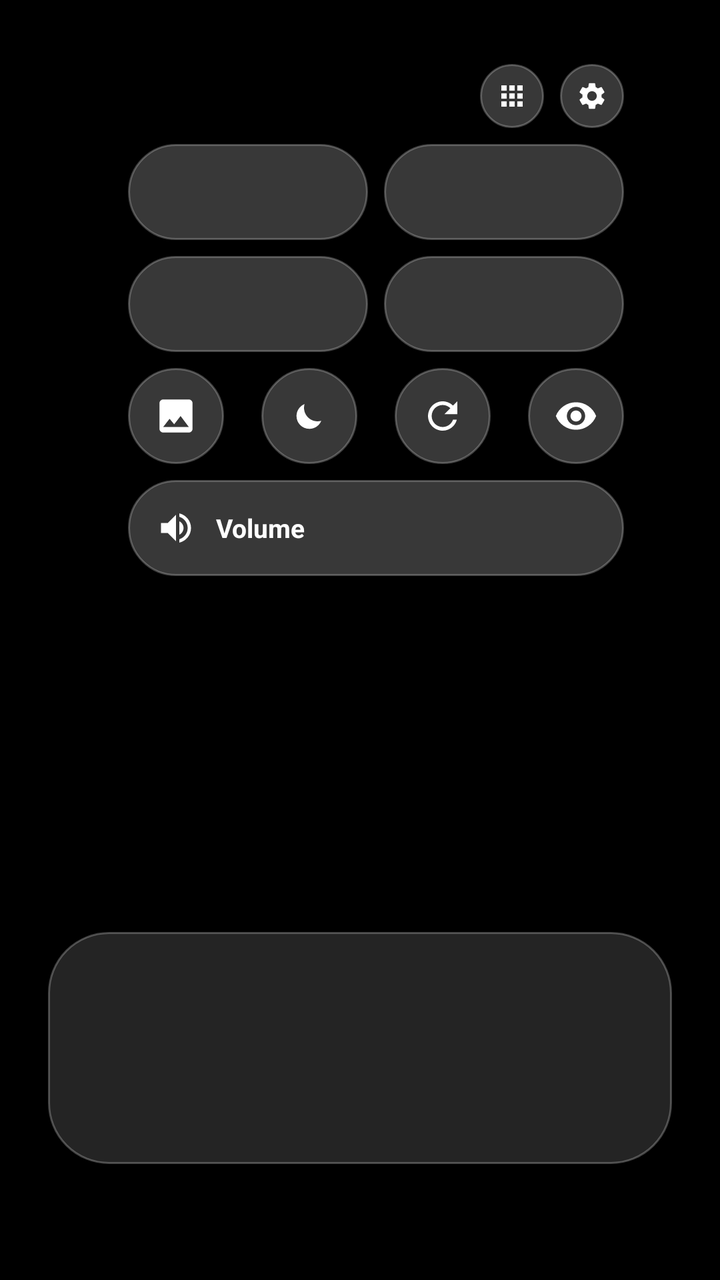
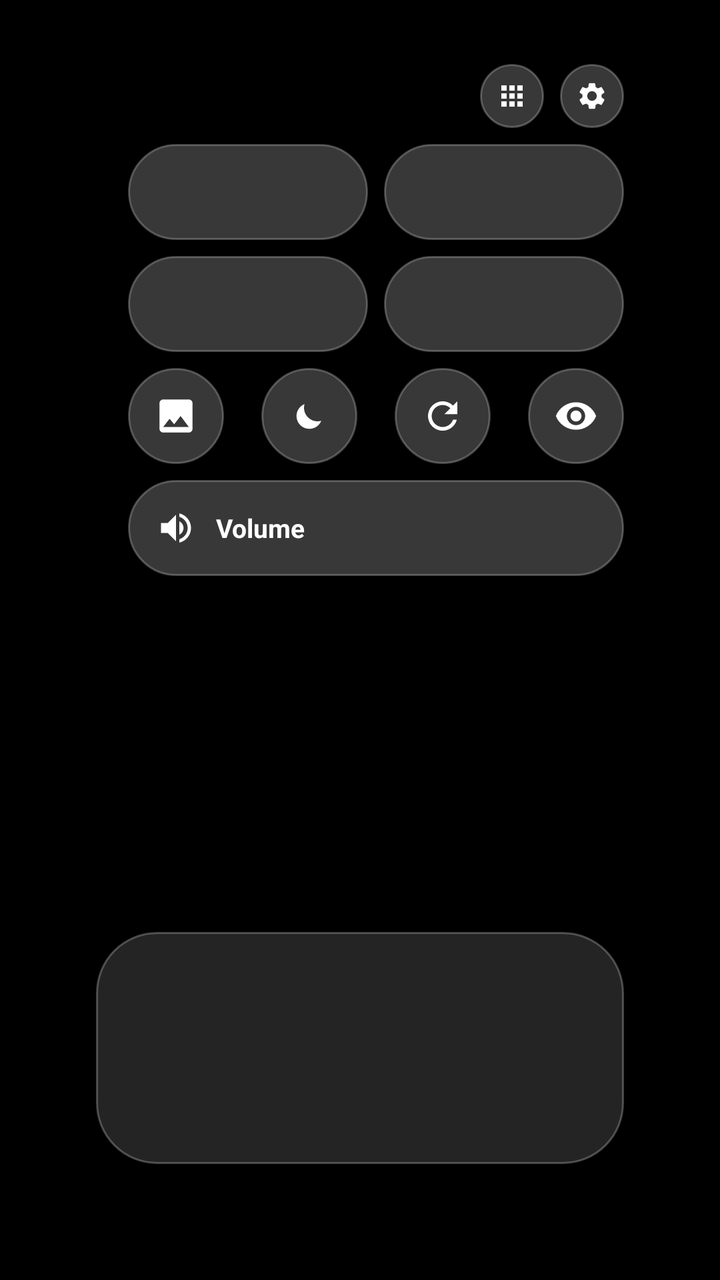

Screens rendered from an Android XML layout before and after an edit, with the pre-edit source and the edit as a unified diff.
<!-- AndroidManifest.xml: activity theme Theme.TvLuncher.Home -->
<!-- res/layout/activity_home.xml -->
<?xml version="1.0" encoding="utf-8"?>
<androidx.constraintlayout.widget.ConstraintLayout
    xmlns:android="http://schemas.android.com/apk/res/android"
    xmlns:app="http://schemas.android.com/apk/res-auto"
    android:id="@+id/root"
    android:layout_width="match_parent"
    android:layout_height="match_parent"
    android:background="@color/black"
    android:clipChildren="false">

    <ImageView
        android:id="@+id/wallpaper"
        android:layout_width="0dp"
        android:layout_height="0dp"
        android:scaleType="centerCrop"
        android:importantForAccessibility="no"
        app:layout_constraintTop_toTopOf="parent"
        app:layout_constraintBottom_toBottomOf="parent"
        app:layout_constraintStart_toStartOf="parent"
        app:layout_constraintEnd_toEndOf="parent" />

    <View
        android:id="@+id/scrimTop"
        android:layout_width="0dp"
        android:layout_height="220dp"
        android:background="@drawable/scrim_top"
        app:layout_constraintTop_toTopOf="parent"
        app:layout_constraintStart_toStartOf="parent"
        app:layout_constraintEnd_toEndOf="parent" />

    <View
        android:id="@+id/scrim"
        android:layout_width="0dp"
        android:layout_height="260dp"
        android:background="@drawable/scrim_bottom"
        app:layout_constraintBottom_toBottomOf="parent"
        app:layout_constraintStart_toStartOf="parent"
        app:layout_constraintEnd_toEndOf="parent" />

    
    <View
        android:id="@+id/dimLayer"
        android:layout_width="0dp"
        android:layout_height="0dp"
        android:background="@color/black"
        android:alpha="0"
        app:layout_constraintTop_toTopOf="parent"
        app:layout_constraintBottom_toBottomOf="parent"
        app:layout_constraintStart_toStartOf="parent"
        app:layout_constraintEnd_toEndOf="parent" />

    
    <LinearLayout
        android:id="@+id/clockBlock"
        android:layout_width="wrap_content"
        android:layout_height="wrap_content"
        android:orientation="vertical"
        android:layout_marginStart="@dimen/screen_margin_horizontal"
        android:layout_marginTop="@dimen/screen_margin_vertical"
        app:layout_constraintTop_toTopOf="parent"
        app:layout_constraintStart_toStartOf="parent">

        <TextView
            android:id="@+id/clock"
            android:layout_width="wrap_content"
            android:layout_height="wrap_content"
            android:includeFontPadding="false"
            android:textColor="@color/text_primary"
            android:textSize="@dimen/text_clock_large"
            android:textStyle="bold"
            android:shadowColor="#73000000"
            android:shadowRadius="12" />

        <TextView
            android:id="@+id/date"
            android:layout_width="wrap_content"
            android:layout_height="wrap_content"
            android:layout_marginTop="8dp"
            android:includeFontPadding="false"
            android:textColor="@color/text_primary"
            android:textSize="@dimen/text_clock_sub"
            android:shadowColor="#73000000"
            android:shadowRadius="8" />

        <LinearLayout
            android:id="@+id/weatherRow"
            android:layout_width="wrap_content"
            android:layout_height="wrap_content"
            android:layout_marginTop="8dp"
            android:orientation="horizontal"
            android:gravity="center_vertical">

            <ImageView
                android:id="@+id/weatherIcon"
                android:layout_width="18dp"
                android:layout_height="18dp"
                android:contentDescription="@string/cd_weather"
                android:visibility="gone" />

            <TextView
                android:id="@+id/weatherTemp"
                android:layout_width="wrap_content"
                android:layout_height="wrap_content"
                android:layout_marginStart="8dp"
                android:includeFontPadding="false"
                android:textColor="@color/text_primary"
                android:textSize="@dimen/text_clock_sub"
                android:shadowColor="#73000000"
                android:shadowRadius="8"
                android:visibility="gone" />
        </LinearLayout>
    </LinearLayout>

    
    <LinearLayout
        android:id="@+id/quickPanel"
        android:layout_width="@dimen/panel_width"
        android:layout_height="wrap_content"
        android:orientation="vertical"
        android:layout_marginEnd="@dimen/screen_margin_horizontal"
        android:layout_marginTop="@dimen/screen_margin_vertical"
        app:layout_constraintTop_toTopOf="parent"
        app:layout_constraintEnd_toEndOf="parent">

        <LinearLayout
            android:layout_width="match_parent"
            android:layout_height="wrap_content"
            android:orientation="horizontal"
            android:gravity="end">

            <ImageButton
                android:id="@+id/btnAllApps"
                android:layout_width="@dimen/control_small"
                android:layout_height="@dimen/control_small"
                android:background="@drawable/bg_glass_control"
                android:src="@drawable/ic_apps"
                android:scaleType="centerInside"
                android:padding="8dp"
                android:contentDescription="@string/all_apps"
                app:tint="@color/glass_content" />

            <ImageButton
                android:id="@+id/btnSettings"
                android:layout_width="@dimen/control_small"
                android:layout_height="@dimen/control_small"
                android:layout_marginStart="8dp"
                android:background="@drawable/bg_glass_control"
                android:src="@drawable/ic_settings"
                android:scaleType="centerInside"
                android:padding="8dp"
                android:contentDescription="@string/settings"
                app:tint="@color/glass_content" />
        </LinearLayout>

        <LinearLayout
            android:layout_width="match_parent"
            android:layout_height="wrap_content"
            android:layout_marginTop="@dimen/control_gap"
            android:orientation="horizontal">

            <include
                android:id="@+id/pillStyle"
                layout="@layout/view_quick_pill" />

            <Space
                android:layout_width="@dimen/control_gap"
                android:layout_height="0dp" />

            <include
                android:id="@+id/pillClock"
                layout="@layout/view_quick_pill" />
        </LinearLayout>

        <LinearLayout
            android:layout_width="match_parent"
            android:layout_height="wrap_content"
            android:layout_marginTop="@dimen/control_gap"
            android:orientation="horizontal">

            <include
                android:id="@+id/pillWeather"
                layout="@layout/view_quick_pill" />

            <Space
                android:layout_width="@dimen/control_gap"
                android:layout_height="0dp" />

            <include
                android:id="@+id/pillProfile"
                layout="@layout/view_quick_pill" />
        </LinearLayout>

        <LinearLayout
            android:layout_width="match_parent"
            android:layout_height="wrap_content"
            android:layout_marginTop="@dimen/control_gap"
            android:orientation="horizontal">

            <ImageButton
                android:id="@+id/btnNextArt"
                android:layout_width="@dimen/control_height"
                android:layout_height="@dimen/control_height"
                android:background="@drawable/bg_glass_control"
                android:src="@drawable/ic_image"
                android:scaleType="centerInside"
                android:padding="13dp"
                android:contentDescription="@string/home_next_artwork"
                app:tint="@color/glass_content" />

            <Space
                android:layout_width="0dp"
                android:layout_height="0dp"
                android:layout_weight="1" />

            <ImageButton
                android:id="@+id/btnScreensaver"
                android:layout_width="@dimen/control_height"
                android:layout_height="@dimen/control_height"
                android:background="@drawable/bg_glass_control"
                android:src="@drawable/ic_weather_moon"
                android:scaleType="centerInside"
                android:padding="13dp"
                android:contentDescription="@string/home_screensaver_now"
                app:tint="@color/glass_content" />

            <Space
                android:layout_width="0dp"
                android:layout_height="0dp"
                android:layout_weight="1" />

            <ImageButton
                android:id="@+id/btnRefresh"
                android:layout_width="@dimen/control_height"
                android:layout_height="@dimen/control_height"
                android:background="@drawable/bg_glass_control"
                android:src="@drawable/ic_refresh"
                android:scaleType="centerInside"
                android:padding="13dp"
                android:contentDescription="@string/home_refresh"
                app:tint="@color/glass_content" />

            <Space
                android:layout_width="0dp"
                android:layout_height="0dp"
                android:layout_weight="1" />

            <ImageButton
                android:id="@+id/btnHideUi"
                android:layout_width="@dimen/control_height"
                android:layout_height="@dimen/control_height"
                android:background="@drawable/bg_glass_control"
                android:src="@drawable/ic_eye"
                android:scaleType="centerInside"
                android:padding="13dp"
                android:contentDescription="@string/home_hide_ui"
                app:tint="@color/glass_content" />
        </LinearLayout>

        
        <FrameLayout
            android:id="@+id/volumePill"
            android:layout_width="match_parent"
            android:layout_height="@dimen/control_height"
            android:layout_marginTop="@dimen/control_gap"
            android:background="@drawable/bg_glass_control"
            android:focusable="true"
            android:clickable="true"
            android:contentDescription="@string/home_volume">

            <View
                android:id="@+id/volumeFill"
                android:layout_width="match_parent"
                android:layout_height="match_parent"
                android:background="@drawable/bg_volume_fill"
                android:duplicateParentState="true" />

            <LinearLayout
                android:layout_width="match_parent"
                android:layout_height="match_parent"
                android:orientation="horizontal"
                android:gravity="center_vertical"
                android:paddingStart="14dp"
                android:paddingEnd="16dp"
                android:duplicateParentState="true">

                <ImageView
                    android:layout_width="20dp"
                    android:layout_height="20dp"
                    android:src="@drawable/ic_volume"
                    android:duplicateParentState="true"
                    android:importantForAccessibility="no"
                    app:tint="@color/glass_content" />

                <TextView
                    android:layout_width="0dp"
                    android:layout_height="wrap_content"
                    android:layout_weight="1"
                    android:layout_marginStart="10dp"
                    android:duplicateParentState="true"
                    android:text="@string/home_volume"
                    android:textColor="@color/glass_content"
                    android:textSize="13sp"
                    android:textStyle="bold" />

                <TextView
                    android:id="@+id/volumeValue"
                    android:layout_width="wrap_content"
                    android:layout_height="wrap_content"
                    android:duplicateParentState="true"
                    android:textColor="@color/glass_content"
                    android:textSize="13sp"
                    android:textStyle="bold" />
            </LinearLayout>
        </FrameLayout>
    </LinearLayout>

    
    <LinearLayout
        android:id="@+id/artCredit"
        android:layout_width="wrap_content"
        android:layout_height="wrap_content"
        android:orientation="vertical"
        android:gravity="end"
        android:layout_marginEnd="@dimen/screen_margin_horizontal"
        android:layout_marginBottom="12dp"
        android:visibility="gone"
        app:layout_constraintEnd_toEndOf="parent"
        app:layout_constraintBottom_toTopOf="@+id/rowContainer"
        app:layout_goneMarginBottom="@dimen/screen_margin_vertical">

        <TextView
            android:id="@+id/artArtist"
            android:layout_width="wrap_content"
            android:layout_height="wrap_content"
            android:maxWidth="420dp"
            android:maxLines="1"
            android:ellipsize="end"
            android:textColor="@color/text_secondary"
            android:textSize="11sp"
            android:shadowColor="#99000000"
            android:shadowRadius="6" />

        <TextView
            android:id="@+id/artTitle"
            android:layout_width="wrap_content"
            android:layout_height="wrap_content"
            android:layout_marginTop="2dp"
            android:maxWidth="420dp"
            android:maxLines="1"
            android:ellipsize="end"
            android:textColor="@color/text_primary"
            android:textSize="14sp"
            android:shadowColor="#99000000"
            android:shadowRadius="6" />
    </LinearLayout>

    
    <androidx.recyclerview.widget.RecyclerView
        android:id="@+id/homeGrid"
        android:layout_width="0dp"
        android:layout_height="0dp"
        android:layout_marginStart="@dimen/home_grid_margin"
        android:layout_marginEnd="@dimen/home_grid_margin"
        android:clipChildren="false"
        android:clipToPadding="false"
        android:paddingTop="14dp"
        android:paddingBottom="24dp"
        android:descendantFocusability="blocksDescendants"
        android:scrollbars="none"
        app:layout_constraintTop_toTopOf="parent"
        app:layout_constraintStart_toStartOf="parent"
        app:layout_constraintEnd_toEndOf="parent" />

    
    <FrameLayout
        android:id="@+id/rowContainer"
        android:layout_width="0dp"
        android:layout_height="wrap_content"
        android:minHeight="116dp"
        android:background="@drawable/bg_dock"
        android:clipChildren="false"
        android:layout_marginStart="24dp"
        android:layout_marginEnd="24dp"
        android:layout_marginBottom="@dimen/dock_margin_bottom"
        app:layout_constraintBottom_toBottomOf="parent"
        app:layout_constraintStart_toStartOf="parent"
        app:layout_constraintEnd_toEndOf="parent">

        <androidx.recyclerview.widget.RecyclerView
            android:id="@+id/favouritesRow"
            android:layout_width="match_parent"
            android:layout_height="wrap_content"
            android:layout_gravity="center_vertical"
            android:clipChildren="false"
            android:clipToPadding="false"
            android:paddingStart="15dp"
            android:paddingEnd="15dp"
            android:paddingTop="@dimen/row_vertical_padding"
            android:paddingBottom="@dimen/row_vertical_padding"
            android:focusable="false"
            android:descendantFocusability="afterDescendants"
            android:scrollbars="none" />

        <LinearLayout
            android:id="@+id/emptyState"
            android:layout_width="match_parent"
            android:layout_height="match_parent"
            android:orientation="vertical"
            android:gravity="center"
            android:paddingStart="40dp"
            android:paddingEnd="40dp"
            android:visibility="gone">

            <TextView
                android:layout_width="wrap_content"
                android:layout_height="wrap_content"
                android:text="@string/home_empty_title"
                android:textColor="@color/text_primary"
                android:textSize="18sp"
                android:textStyle="bold" />

            <TextView
                android:layout_width="wrap_content"
                android:layout_height="wrap_content"
                android:layout_marginTop="6dp"
                android:text="@string/home_empty_body"
                android:textColor="@color/text_secondary"
                android:textSize="@dimen/text_body"
                android:gravity="center" />
        </LinearLayout>
    </FrameLayout>

    <TextView
        android:id="@+id/hiddenHint"
        android:layout_width="wrap_content"
        android:layout_height="wrap_content"
        android:layout_marginStart="@dimen/screen_margin_horizontal"
        android:layout_marginBottom="@dimen/screen_margin_vertical"
        android:text="@string/home_hidden_hint"
        android:textColor="@color/text_secondary"
        android:textSize="12sp"
        android:shadowColor="#99000000"
        android:shadowRadius="6"
        android:visibility="gone"
        app:layout_constraintStart_toStartOf="parent"
        app:layout_constraintBottom_toBottomOf="parent" />
</androidx.constraintlayout.widget.ConstraintLayout>
<!-- res/layout/view_quick_pill.xml (included above) -->
<?xml version="1.0" encoding="utf-8"?>
<LinearLayout xmlns:android="http://schemas.android.com/apk/res/android"
    xmlns:app="http://schemas.android.com/apk/res-auto"
    android:layout_width="0dp"
    android:layout_height="@dimen/control_height"
    android:layout_weight="1"
    android:orientation="horizontal"
    android:gravity="center_vertical"
    android:paddingStart="14dp"
    android:paddingEnd="10dp"
    android:background="@drawable/bg_glass_control"
    android:focusable="true"
    android:clickable="true">

    <ImageView
        android:id="@+id/icon"
        android:layout_width="20dp"
        android:layout_height="20dp"
        android:duplicateParentState="true"
        android:importantForAccessibility="no"
        app:tint="@color/glass_content" />

    <LinearLayout
        android:layout_width="0dp"
        android:layout_height="wrap_content"
        android:layout_weight="1"
        android:layout_marginStart="10dp"
        android:orientation="vertical"
        android:duplicateParentState="true">

        <TextView
            android:id="@+id/title"
            android:layout_width="match_parent"
            android:layout_height="wrap_content"
            android:duplicateParentState="true"
            android:includeFontPadding="false"
            android:maxLines="1"
            android:ellipsize="end"
            android:textColor="@color/glass_content"
            android:textSize="13sp"
            android:textStyle="bold" />

        <TextView
            android:id="@+id/value"
            android:layout_width="match_parent"
            android:layout_height="wrap_content"
            android:layout_marginTop="2dp"
            android:duplicateParentState="true"
            android:includeFontPadding="false"
            android:maxLines="1"
            android:ellipsize="end"
            android:textColor="@color/glass_content_secondary"
            android:textSize="11sp" />
    </LinearLayout>
</LinearLayout>
<!-- resources referenced by this layout -->
<resources>
  <color name="black">#FF000000</color>
  <color name="text_primary">#FFFFFFFF</color>
  <color name="text_secondary">#B8FFFFFF</color>
  <dimen name="control_gap">8dp</dimen>
  <dimen name="control_height">48dp</dimen>
  <dimen name="control_small">32dp</dimen>
  <dimen name="dock_margin_bottom">58dp</dimen>
  <dimen name="home_grid_margin">36dp</dimen>
  <dimen name="panel_width">248dp</dimen>
  <dimen name="row_vertical_padding">18dp</dimen>
  <dimen name="screen_margin_horizontal">48dp</dimen>
  <dimen name="screen_margin_vertical">32dp</dimen>
  <dimen name="text_body">16sp</dimen>
  <dimen name="text_clock_large">56sp</dimen>
  <dimen name="text_clock_sub">17sp</dimen>
  <!-- drawable bg_dock (drawable) -->
  <?xml version="1.0" encoding="utf-8"?>
  <shape xmlns:android="http://schemas.android.com/apk/res/android" android:shape="rectangle">
      <corners android:radius="30dp" />
      <solid android:color="@color/glass_fill_dock" />
      <stroke android:width="1dp" android:color="@color/glass_stroke" />
  </shape>
  <!-- drawable bg_volume_fill (drawable) -->
  <?xml version="1.0" encoding="utf-8"?>
  <clip xmlns:android="http://schemas.android.com/apk/res/android"
      android:clipOrientation="horizontal"
      android:gravity="start">
      <shape android:shape="rectangle">
          <corners android:radius="100dp" />
          <solid android:color="#33FFFFFF" />
      </shape>
  </clip>
  <!-- drawable ic_image (drawable) -->
  <?xml version="1.0" encoding="utf-8"?>
  <vector xmlns:android="http://schemas.android.com/apk/res/android"
      android:width="24dp" android:height="24dp"
      android:viewportWidth="24" android:viewportHeight="24">
      <path android:fillColor="#FFFFFFFF" android:pathData="M21,19V5c0,-1.1 -0.9,-2 -2,-2H5c-1.1,0 -2,0.9 -2,2v14c0,1.1 0.9,2 2,2h14c1.1,0 2,-0.9 2,-2zM8.5,13.5l2.5,3.01L14.5,12l4.5,6H5l3.5,-4.5z" />
  </vector>
  <!-- drawable scrim_bottom (drawable) -->
  <?xml version="1.0" encoding="utf-8"?>
  <shape xmlns:android="http://schemas.android.com/apk/res/android" android:shape="rectangle">
      <gradient
          android:type="linear"
          android:angle="90"
          android:startColor="#B3000000"
          android:centerColor="#4D000000"
          android:endColor="#00000000" />
  </shape>
  <!-- drawable scrim_top (drawable) -->
  <?xml version="1.0" encoding="utf-8"?>
  <shape xmlns:android="http://schemas.android.com/apk/res/android" android:shape="rectangle">
      <gradient
          android:type="linear"
          android:angle="270"
          android:startColor="#66000000"
          android:endColor="#00000000" />
  </shape>
  <string name="all_apps">Applications</string>
  <string name="cd_weather">Météo</string>
  <string name="home_empty_body">Ouvrez « Applications » et appuyez longuement sur une app pour l\'ajouter à l\'accueil.</string>
  <string name="home_empty_title">Aucun favori</string>
  <string name="home_hidden_hint">Appuyez sur une touche pour revenir</string>
  <string name="home_hide_ui">Afficher seulement l\'œuvre</string>
  <string name="home_next_artwork">Œuvre suivante</string>
  <string name="home_refresh">Actualiser</string>
  <string name="home_screensaver_now">Lancer l\'écran de veille</string>
  <string name="home_volume">Volume</string>
  <string name="settings">Réglages</string>
  <style name="Theme.TvLuncher.Home">
          
          <item name="android:windowBackground">@null</item>
          <item name="android:windowDisablePreview">true</item>
          <item name="android:windowAnimationStyle">@null</item>
      </style>
  <color name="glass_fill_dock">#24FFFFFF</color>
  <color name="glass_stroke">#40FFFFFF</color>
  <color name="white">#FFFFFFFF</color>
  <color name="glass_fill">#38FFFFFF</color>
  <!-- unchanged entries left out for length: 7 -->
</resources>

<!-- the commit's change to res/layout/activity_home.xml (unified diff, before → after) -->
@@ -379,8 +379,8 @@
         android:minHeight="116dp"
         android:background="@drawable/bg_dock"
         android:clipChildren="false"
-        android:layout_marginStart="24dp"
-        android:layout_marginEnd="24dp"
+        android:layout_marginStart="@dimen/screen_margin_horizontal"
+        android:layout_marginEnd="@dimen/screen_margin_horizontal"
         android:layout_marginBottom="@dimen/dock_margin_bottom"
         app:layout_constraintBottom_toBottomOf="parent"
         app:layout_constraintStart_toStartOf="parent"
<!-- resource entries referenced after the edit -->
@@ -7,7 +7,7 @@
   <dimen name="control_height">48dp</dimen>
   <dimen name="control_small">32dp</dimen>
   <dimen name="dock_margin_bottom">58dp</dimen>
-  <dimen name="home_grid_margin">36dp</dimen>
+  <dimen name="home_grid_margin">48dp</dimen>
   <dimen name="panel_width">248dp</dimen>
   <dimen name="row_vertical_padding">18dp</dimen>
   <dimen name="screen_margin_horizontal">48dp</dimen>
